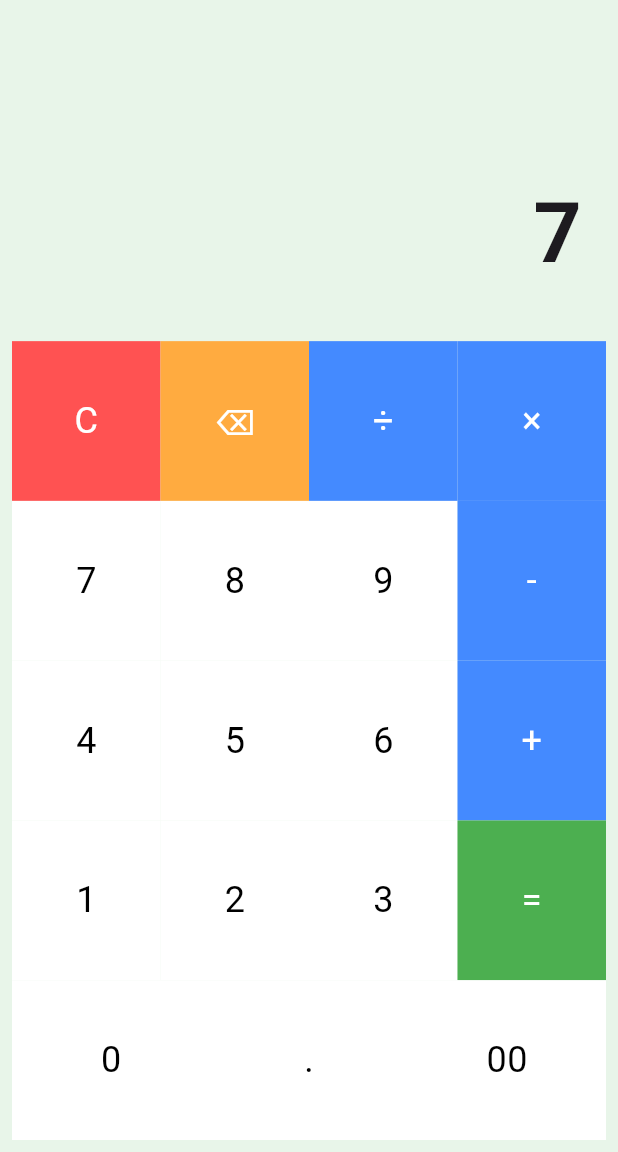
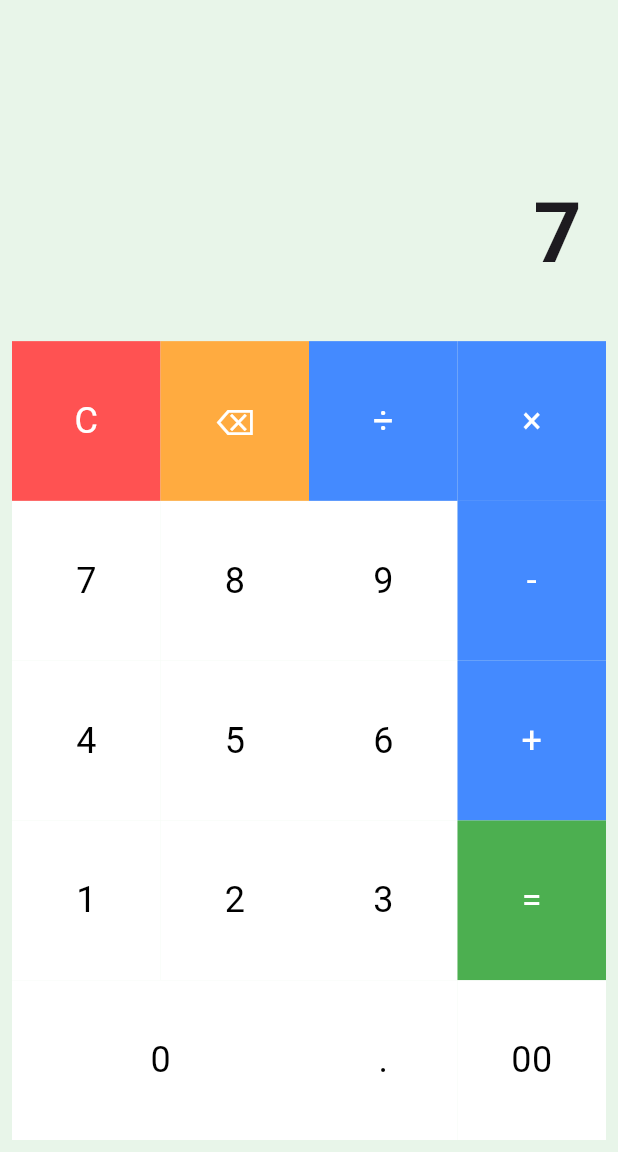
Before and after one commit to kunj24/MAD_practical, a Flutter app: the screen it shows after launch, after a tap on an icon or button, on a phone screen of 412 x 824 dp, the part 84-1236 px from its top. Run offline on Flutter 3.47's test engine with Material 3 defaults, Android fonts, the phone set to English and light mode, and no system bars.

Commit message:
Update pr2

```diff
--- a/pr2/lib/main.dart
+++ b/pr2/lib/main.dart
@@ -94,19 +94,22 @@ class _CalculatorPageState extends State<CalculatorPage> {
     }
   });
 
-  Widget buildBtn(String text,
-          {Color color = Colors.white,
+  Widget buildBtn(
+    String text, {
+    Key? key,
+    Color color = Colors.white,
     Color textColor = Colors.black,
     double size = 24,
-          VoidCallback? onTap}) =>
-      Expanded(
-        child: Material(
+    VoidCallback? onTap,
+  }) => Material(
+    key: key,
     color: color,
     child: InkWell(
       onTap: onTap,
       child: Center(
-              child: Text(text,
-                  style: TextStyle(fontSize: size, color: textColor)),
+        child: Text(
+          text,
+          style: TextStyle(fontSize: size, color: textColor),
         ),
       ),
     ),
@@ -126,8 +129,8 @@ class _CalculatorPageState extends State<CalculatorPage> {
             padding: const EdgeInsets.all(24),
             child: Text(
               display,
-                  style: const TextStyle(
-                      fontSize: 56, fontWeight: FontWeight.bold),
+              key: const Key('display'),
+              style: const TextStyle(fontSize: 56, fontWeight: FontWeight.bold),
             ),
           ),
         ),
@@ -141,53 +144,72 @@ class _CalculatorPageState extends State<CalculatorPage> {
               children: [
                 // Top row
                 _row([
-                      buildBtn('C',
+                  buildBtn(
+                    'C',
                     color: Colors.redAccent,
                     textColor: Colors.white,
-                          onTap: clear),
-                      buildBtn('⌫',
+                    onTap: clear,
+                  ),
+                  buildBtn(
+                    '⌫',
                     color: Colors.orangeAccent,
                     textColor: Colors.white,
-                          onTap: backspace),
-                      buildBtn('÷',
+                    onTap: backspace,
+                  ),
+                  buildBtn(
+                    '÷',
                     color: Colors.blueAccent,
                     textColor: Colors.white,
-                          onTap: () => setOperator('÷')),
-                      buildBtn('×',
+                    onTap: () => setOperator('÷'),
+                  ),
+                  buildBtn(
+                    '×',
                     color: Colors.blueAccent,
                     textColor: Colors.white,
-                          onTap: () => setOperator('×')),
+                    onTap: () => setOperator('×'),
+                  ),
                 ]),
                 _row([
-                      buildBtn('7', onTap: () => press('7')),
-                      buildBtn('8', onTap: () => press('8')),
-                      buildBtn('9', onTap: () => press('9')),
-                      buildBtn('-',
+                  buildBtn('7', key: const Key('7'), onTap: () => press('7')),
+                  buildBtn('8', key: const Key('8'), onTap: () => press('8')),
+                  buildBtn('9', key: const Key('9'), onTap: () => press('9')),
+                  buildBtn(
+                    '-',
+                    key: const Key('-'),
                     color: Colors.blueAccent,
                     textColor: Colors.white,
-                          onTap: () => setOperator('-')),
+                    onTap: () => setOperator('-'),
+                  ),
                 ]),
                 _row([
                   buildBtn('4', onTap: () => press('4')),
                   buildBtn('5', onTap: () => press('5')),
                   buildBtn('6', onTap: () => press('6')),
-                      buildBtn('+',
+                  buildBtn(
+                    '+',
+                    key: const Key('+'),
                     color: Colors.blueAccent,
                     textColor: Colors.white,
-                          onTap: () => setOperator('+')),
+                    onTap: () => setOperator('+'),
+                  ),
                 ]),
                 _row([
-                      buildBtn('1', onTap: () => press('1')),
-                      buildBtn('2', onTap: () => press('2')),
-                      buildBtn('3', onTap: () => press('3')),
-                      buildBtn('=',
+                  buildBtn('1', key: const Key('1'), onTap: () => press('1')),
+                  buildBtn('2', key: const Key('2'), onTap: () => press('2')),
+                  buildBtn('3', key: const Key('3'), onTap: () => press('3')),
+                  buildBtn(
+                    '=',
+                    key: const Key('='),
                     color: Colors.green,
                     textColor: Colors.white,
-                          onTap: evaluate),
+                    onTap: evaluate,
+                  ),
                 ]),
                 _row([
                   Expanded(
-                          flex: 2, child: buildBtn('0', onTap: () => press('0'))),
+                    flex: 2,
+                    child: buildBtn('0', onTap: () => press('0')),
+                  ),
                   buildBtn('.', onTap: () => press('.')),
                   buildBtn('00', onTap: () => press('00')),
                 ]),
@@ -199,6 +221,11 @@ class _CalculatorPageState extends State<CalculatorPage> {
     ),
   );
 
-  Widget _row(List<Widget> children) =>
-      Expanded(child: Row(children: children));
+  Widget _row(List<Widget> children) => Expanded(
+    child: Row(
+      children: children
+          .map((w) => w is Expanded ? w : Expanded(child: w))
+          .toList(),
+    ),
+  );
 }
```
Also changed, not shown: 1 other file. Lines whose indentation alone changed are shown as unchanged.
